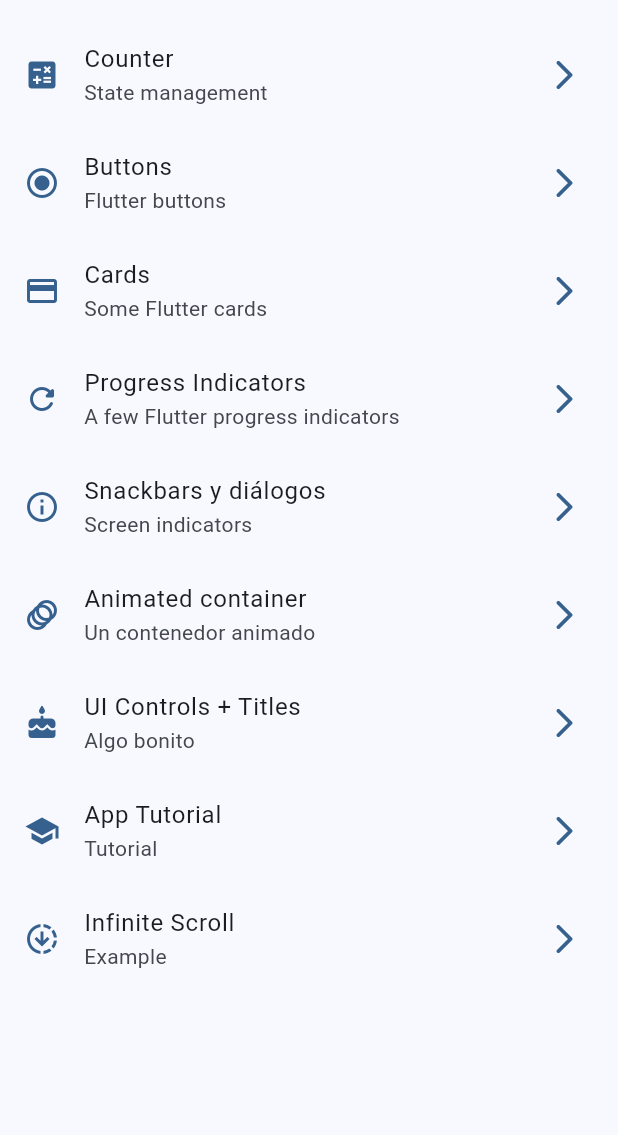
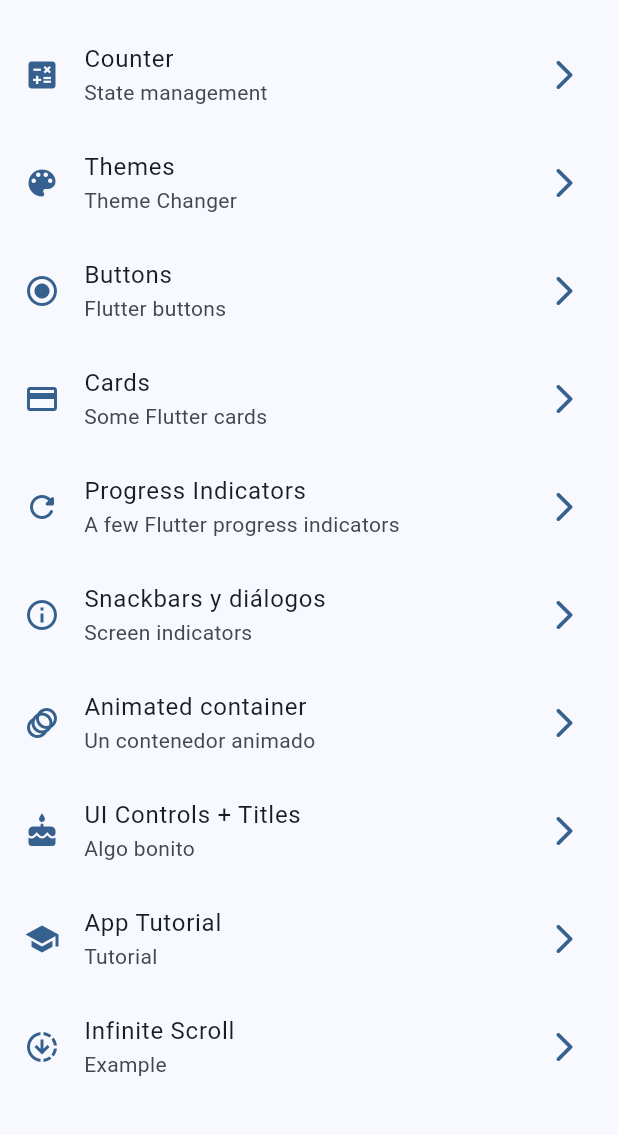
Before and after one commit to carlosmdez/widgets_app, a Flutter app: the screen it shows after launch, on a phone screen of 412 x 824 dp, the part 63-1198 px from its top. Run offline on Flutter 3.47's test engine with Material 3 defaults, Android fonts, the phone set to English and light mode, and no system bars; our stand-ins replace animate_do, go_router, hooks_riverpod, riverpod_annotation; generated files the repository leaves out were written again.

Commit message:
Add theme changer screen and theme provider

```diff
--- a/lib/config/menu/menu_item.dart
+++ b/lib/config/menu/menu_item.dart
@@ -20,6 +20,12 @@ const appMenuItems = <MenuItem>[
     subTitle: 'State management',
     route: '/counter',
     icon: Icons.calculate,
+  ),
+  MenuItem(
+    title: 'Themes',
+    subTitle: 'Theme Changer',
+    route: '/theme-changer',
+    icon: Icons.color_lens,
   ),
   MenuItem(
     title: 'Buttons',
--- a/lib/config/router/app_router.dart
+++ b/lib/config/router/app_router.dart
@@ -64,6 +64,12 @@ final GoRouter appRouter = GoRouter(
             return const CounterScreen();
           },
         ),
+        GoRoute(
+          path: 'theme-changer',
+          builder: (context, GoRouterState state) {
+            return const ThemeChangerScreen();
+          },
+        ),
       ],
     ),
   ],
--- a/lib/config/theme/app_theme.dart
+++ b/lib/config/theme/app_theme.dart
@@ -15,15 +15,18 @@ const List<Color> appColors = [
 
 class AppTheme {
   final int selectedColor;
+  final bool isDarkMode;
 
-  const AppTheme({this.selectedColor = 0})
+  const AppTheme({this.selectedColor = 0, this.isDarkMode = false})
       : assert(selectedColor >= 0,
             'selectedColor must be greater than or equal to 0'),
         assert(selectedColor < appColors.length,
             'selectedColor must be less than ${appColors.length}');
 
   ThemeData getTheme() => ThemeData(
-      useMaterial3: true,
-      colorSchemeSeed: appColors[selectedColor],
-      appBarTheme: const AppBarTheme(centerTitle: true));
+        useMaterial3: true,
+        brightness: isDarkMode ? Brightness.dark : Brightness.light,
+        colorSchemeSeed: appColors[selectedColor],
+        appBarTheme: const AppBarTheme(centerTitle: true),
+      );
 }
--- a/lib/main.dart
+++ b/lib/main.dart
@@ -2,6 +2,7 @@ import 'package:flutter/material.dart';
 import 'package:hooks_riverpod/hooks_riverpod.dart';
 import 'package:widgets_app/config/router/app_router.dart';
 import 'package:widgets_app/config/theme/app_theme.dart';
+import 'package:widgets_app/providers/theme_provider.dart';
 
 void main() => runApp(
       const ProviderScope(
@@ -9,16 +10,19 @@ void main() => runApp(
       ),
     );
 
-class MainApp extends StatelessWidget {
+class MainApp extends HookConsumerWidget {
   const MainApp({super.key});
 
   @override
-  Widget build(BuildContext context) {
+  Widget build(BuildContext context, WidgetRef ref) {
+    final bool isDarkMode = ref.watch(isDarkModeProvider);
+    final int selectedColor = ref.watch(colorIndexSelectedProvider);
     return MaterialApp.router(
       title: 'Widgets App',
       routerConfig: appRouter,
       debugShowCheckedModeBanner: false,
-      theme: AppTheme(selectedColor: 0).getTheme(),
+      theme: AppTheme(selectedColor: selectedColor, isDarkMode: isDarkMode)
+          .getTheme(),
     );
   }
 }
--- a/lib/screens/screens.dart
+++ b/lib/screens/screens.dart
@@ -7,4 +7,5 @@ export 'package:widgets_app/screens/home/home_screen.dart';
 export 'package:widgets_app/screens/infinite_scroll_screen.dart';
 export 'package:widgets_app/screens/progress_screen.dart';
 export 'package:widgets_app/screens/snackbar_screen.dart';
+export 'package:widgets_app/screens/theme_changer_screen.dart';
 export 'package:widgets_app/screens/ui_controls_scren.dart';
```
Also changed, not shown: lib/providers/theme_provider.dart (added, +32 -0 lines), lib/screens/counter_screen.dart (+10 -0 lines), lib/screens/theme_changer_screen.dart (added, +54 -0 lines), lib/providers/theme_provider.g.dart (added).
